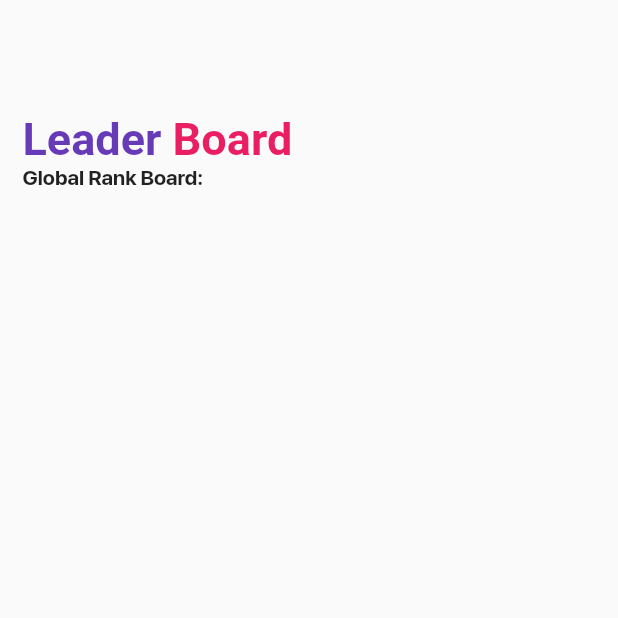
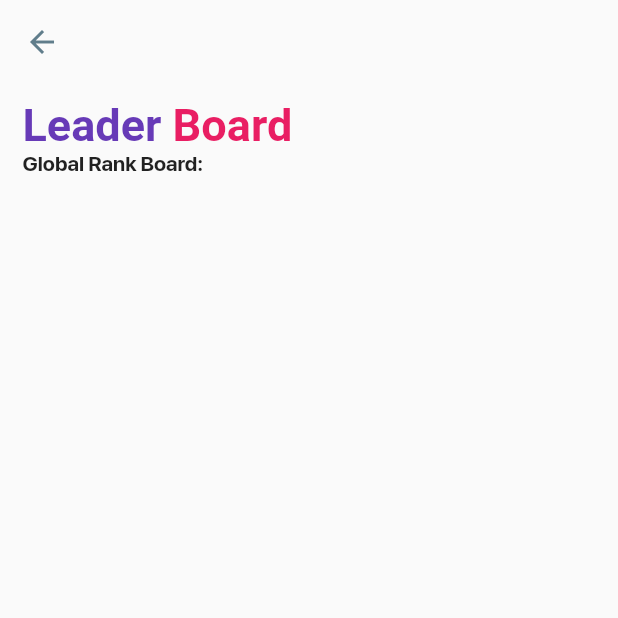
Before and after one commit to ptm0727/SihWinner, a Flutter app: the LeaderBoard screen opened directly, on a phone screen of 412 x 824 dp, the top half of it. Run offline on Flutter 3.47's test engine with Material 2 defaults, Android fonts, the phone set to English and light mode, and no system bars; our stand-ins replace audioplayers, cloud_firestore, curved_navigation_bar, firebase_auth, firebase_core, flutter_neumorphic and 4 more; missing offline and left inert: audioplayers_web, favorite_button, firebase_image; accounts and stored records are empty.

Commit message:
added leader board

```diff
--- a/lib/profile/newprofile.dart
+++ b/lib/profile/newprofile.dart
@@ -62,8 +62,15 @@ class _LeaderBoardState extends State<LeaderBoard> {
     return Stack(
       children: <Widget>[
         Scaffold(
+          appBar: AppBar(
+            //centerTitle: true,
+            //title: Text("Check your ranks"),
+            backgroundColor: Colors.transparent,
+            foregroundColor: Colors.blueGrey,
+            elevation: 0.0,
+          ),
             body: Container(
-          margin: EdgeInsets.only(top: 65.0),
+          margin: EdgeInsets.only(top: 0.0),
           child: Column(
             crossAxisAlignment: CrossAxisAlignment.start,
             children: <Widget>[
```
